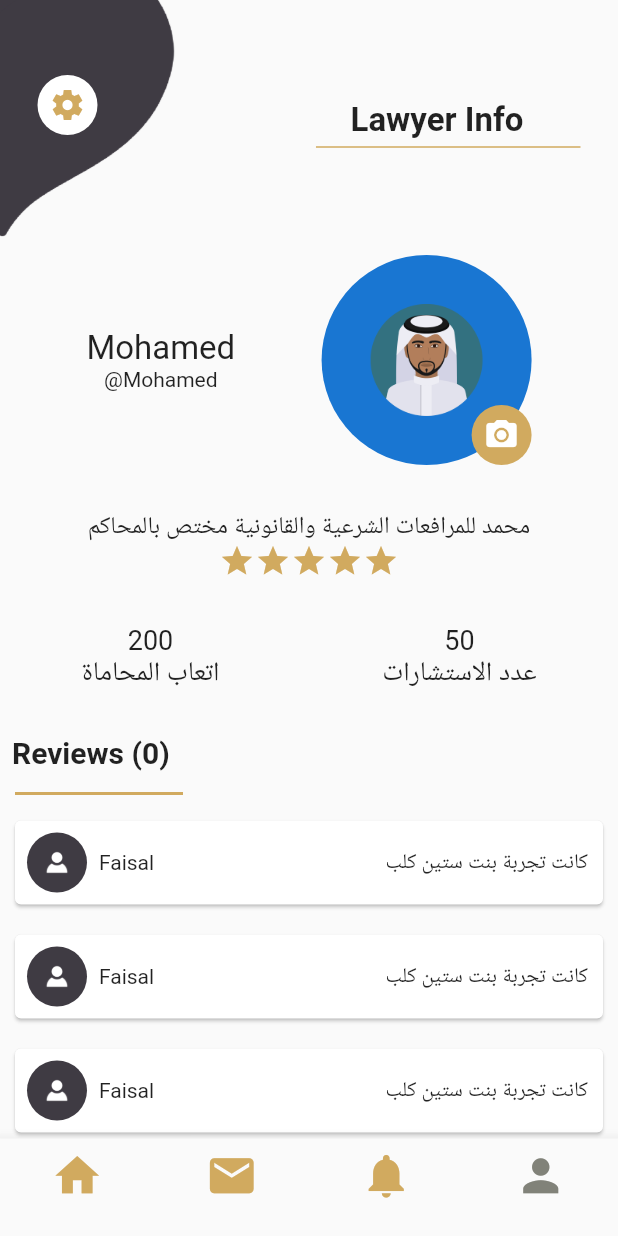
After one commit to EbrahimMShaaban/rights_project, a Flutter app: the NavigationScreen screen opened directly, item 4 of the bottom bar chosen, on a phone screen of 412 x 824 dp. The commit adds this screen. Run offline on Flutter 3.47's test engine with Material 2 defaults, Android fonts, the phone set to English and light mode, and no system bars.

Commit message:
navigation.dart + created 4 folders as category in navigation.dart + profile + home

```diff
--- a/lib/main.dart
+++ b/lib/main.dart
@@ -1,9 +1,9 @@
 import 'package:flutter/material.dart';
 import 'package:rights_project/screens/splashscreen.dart';
 
-void main() {
+void main() =>
   runApp(const MyApp());
-}
+
 
 class MyApp extends StatelessWidget {
   const MyApp({Key? key}) : super(key: key);
--- a/lib/screens/admin_sceen/awareness_information.dart
+++ b/lib/screens/admin_sceen/awareness_information.dart
@@ -66,7 +66,7 @@ class _AwarenessInfoScreenState extends State<AwarenessInfoScreen> {
         showModalBottomSheet(
           context: context,
           builder: (BuildContext context) {
-            return Container(
+            return SizedBox(
               height:  400,
               child: Center(
                 child: Column(
--- /dev/null
+++ b/lib/screens/chat/view.dart
@@ -0,0 +1,9 @@
+import 'package:flutter/material.dart';
+class Chatview extends StatelessWidget {
+  const Chatview({Key? key}) : super(key: key);
+
+  @override
+  Widget build(BuildContext context) {
+    return Container();
+  }
+}
--- /dev/null
+++ b/lib/screens/home/view.dart
@@ -0,0 +1,57 @@
+import 'dart:ui';
+
+import 'package:flutter/material.dart';
+import 'package:rights_project/style.dart';
+
+class Homeview extends StatelessWidget {
+  const Homeview({Key? key}) : super(key: key);
+
+  @override
+  Widget build(BuildContext context) {
+    return Scaffold(
+      body: Column(
+        crossAxisAlignment: CrossAxisAlignment.start,
+        children: [
+          Row(
+            children: const [
+              Image(
+                image: AssetImage('images/curve.png'),
+                height: 170,
+              ),
+            ],
+          ),
+          Center(
+            child: Container(
+              height: sizeFromHeight(context, 2),
+              //color: Colors.amber,
+              child: const Image(
+                  image: AssetImage('images/logo.png'),
+                  width: double.infinity,
+                  fit: BoxFit.cover),
+            ),
+          ),
+          InkWell(
+            onTap: (){},
+            child: Column(
+              mainAxisSize: MainAxisSize.min,
+              children: [
+                Center(
+                  child: Image(
+                    image: AssetImage('images/myrequest.png'),
+                    width: sizeFromWidth(context, 1.1),
+                    height: sizeFromHeight(context, 4),
+                  ),
+                ),
+                Center(
+                    child: const Text(
+                  'My Request',
+                  style: TextStyle(fontSize: 25, fontWeight: FontWeight.bold),
+                )),
+              ],
+            ),
+          ),
+        ],
+      ),
+    );
+  }
+}
--- a/lib/screens/lawyer_screen/lawyer_category.dart
+++ b/lib/screens/lawyer_screen/lawyer_category.dart
@@ -2,7 +2,6 @@ import 'package:flutter/material.dart';
 
 import '../../style.dart';
 import '../../widgets/compnant.dart';
-import '../../widgets/login_button.dart';
 import 'login_screen.dart';
 
 class LawyerCategory extends StatefulWidget {
--- a/lib/screens/lawyer_screen/login_screen.dart
+++ b/lib/screens/lawyer_screen/login_screen.dart
@@ -3,6 +3,7 @@ import 'package:rights_project/widgets/compnant.dart';
 
 import '../../style.dart';
 import '../../widgets/login_button.dart';
+import '../navigation.dart';
 
 class LoginLawyerScreen extends StatefulWidget {
   const LoginLawyerScreen({Key? key}) : super(key: key);
@@ -183,10 +184,18 @@ class _LoginLawyerScreenState extends State<LoginLawyerScreen> {
                   const SizedBox(
                     height: 20,
                   ),
-                  Loginbuton(txt: 'Sign Up ', color: Colors.white, ontab: () {}),
-                  const SizedBox(height: 20,),
-
-
+                  Loginbuton(
+                      txt: 'Sign Up ',
+                      color: Colors.white,
+                      ontab: () {
+                        Navigator.pushReplacement(
+                            context,
+                            MaterialPageRoute(
+                                builder: (context) => const NavigationScreen()));
+                      }),
+                  const SizedBox(
+                    height: 20,
+                  ),
                 ],
               ),
             )
--- /dev/null
+++ b/lib/screens/navigation.dart
@@ -0,0 +1,51 @@
+import 'package:flutter/material.dart';
+import 'package:rights_project/screens/chat/view.dart';
+import 'package:rights_project/screens/home/view.dart';
+import 'package:rights_project/screens/nontification/view.dart';
+import 'package:rights_project/screens/profile/view.dart';
+
+
+
+class NavigationScreen extends StatefulWidget {
+  const NavigationScreen({Key? key}) : super(key: key);
+
+  @override
+  _NavigationScreenState createState() => _NavigationScreenState();
+}
+
+class _NavigationScreenState extends State<NavigationScreen> {
+  int pageindex = 0;
+  List<Widget> pages = [
+
+
+    const Homeview(),
+    const Chatview(),
+    const Notificationview(),
+    const Profileview(),
+
+  ];
+
+  @override
+  Widget build(BuildContext context) {
+    return Scaffold(
+      body: pages[pageindex],
+      bottomNavigationBar: BottomNavigationBar(
+         unselectedItemColor: const Color(0xffd1aa5f),
+          selectedItemColor: const Color(0xff818279),
+          iconSize: 35,
+          type: BottomNavigationBarType.fixed,
+          currentIndex: pageindex,
+          onTap: (value) {
+            setState(() {
+              pageindex = value;
+            });
+          },
+          items: const [
+            BottomNavigationBarItem(icon: Icon(Icons.home), label: ''),
+            BottomNavigationBarItem(icon: Icon(Icons.email), label: ''),
+            BottomNavigationBarItem(icon: Icon(Icons.notifications), label: ''),
+            BottomNavigationBarItem(icon: Icon(Icons.person), label: ''),
+          ]),
+    );
+  }
+}
--- /dev/null
+++ b/lib/screens/nontification/view.dart
@@ -0,0 +1,9 @@
+import 'package:flutter/material.dart';
+class Notificationview extends StatelessWidget {
+  const Notificationview({Key? key}) : super(key: key);
+
+  @override
+  Widget build(BuildContext context) {
+    return Container();
+  }
+}
--- /dev/null
+++ b/lib/screens/profile/reviewitem.dart
@@ -0,0 +1,39 @@
+import 'package:flutter/material.dart';
+
+class ReviewItem extends StatelessWidget {
+  const ReviewItem({Key? key}) : super(key: key);
+
+  @override
+  Widget build(BuildContext context) {
+    return  Card(
+        margin: const EdgeInsets.symmetric(horizontal: 10, vertical: 10),
+        child: Row(
+          mainAxisAlignment: MainAxisAlignment.spaceBetween,
+          children: [
+            Row(children: [
+              const Padding(
+                padding: EdgeInsets.all(8.0),
+                child: CircleAvatar(
+                  backgroundColor: Color(0xff3f3b43),
+                  child: Image(
+                      image: AssetImage('images/person.png'),
+                      color: Colors.white),
+                ),
+              ),
+              Column(
+                  mainAxisAlignment: MainAxisAlignment.spaceAround,
+                  crossAxisAlignment: CrossAxisAlignment.end,
+                  children: [
+                    Text('Faisal'),
+                  ]),
+            ]),
+            Padding(
+              padding: const EdgeInsets.symmetric(horizontal: 10),
+              child: Text('كانت تجربة بنت ستين كلب'),
+            ),
+          ],
+        ),
+      );
+
+  }
+}
--- /dev/null
+++ b/lib/screens/profile/view.dart
@@ -0,0 +1,189 @@
+import 'package:flutter/material.dart';
+import 'package:rights_project/screens/profile/reviewitem.dart';
+
+class Profileview extends StatelessWidget {
+  const Profileview({Key? key}) : super(key: key);
+
+  @override
+  Widget build(BuildContext context) {
+    return Scaffold(
+      body: Column(
+        crossAxisAlignment: CrossAxisAlignment.start,
+        children: [
+          Row(
+            children: [
+              Stack(
+                alignment: AlignmentDirectional.topStart,
+                children: [
+                  const Image(
+                    image: AssetImage('images/curve.png'),
+                    height: 170,
+                  ),
+                  Padding(
+                    padding: const EdgeInsets.fromLTRB(25, 50, 0, 0),
+                    child: CircleAvatar(
+                        backgroundColor: Colors.white,
+                        child: IconButton(
+                          onPressed: () {
+                            Navigator.pop(context);
+                          },
+                          icon: const Icon(Icons.settings_sharp),
+                          color: const Color(0xffd1aa5f),
+                        )),
+                  ),
+                ],
+              ),
+              Expanded(
+                child: Column(
+                  children: const [
+                    Text(
+                      'Lawyer Info',
+                      style: TextStyle(
+                        fontSize: 22,
+                        fontWeight: FontWeight.bold,
+                      ),
+                    ),
+                    Divider(
+                      height: 10,
+                      thickness: 1,
+                      endIndent: 25,
+                      indent: 40,
+                      color: Color(0xffd1aa5f),
+                    ),
+                  ],
+                ),
+              ),
+            ],
+          ),
+          Row(
+            mainAxisAlignment: MainAxisAlignment.spaceEvenly,
+            children: [
+              Column(
+                children: const [
+                  Text(
+                    'Mohamed',
+                    style: TextStyle(fontSize: 22),
+                  ),
+                  Text('@Mohamed'),
+                ],
+              ),
+              Stack(
+                alignment: AlignmentDirectional.bottomEnd,
+                children: [
+                  const CircleAvatar(
+                    radius: 70,
+                    child: Image(
+                      fit: BoxFit.fitWidth,
+                      image: AssetImage(
+                        'images/profile.png',
+                      ),
+                    ),
+                  ),
+                  CircleAvatar(
+                    backgroundColor: const Color(0xffd1aa5f),
+                    child: IconButton(
+                      onPressed: () {},
+                      icon: const Icon(Icons.camera_alt),
+                      color: Colors.white,
+                    ),
+                  )
+                ],
+              ),
+            ],
+          ),
+          const SizedBox(
+            height: 30,
+          ),
+          const Center(
+            child: Text(
+              'محمد للمرافعات الشرعية والقانونية مختص بالمحاكم',
+              style: TextStyle(
+                fontSize: 16,
+              ),
+            ),
+          ),
+          Row(
+            mainAxisAlignment: MainAxisAlignment.center,
+            children: const [
+              Icon(
+                Icons.star,
+                color: Color(0xffd1aa5f),
+              ),
+              Icon(
+                Icons.star,
+                color: Color(0xffd1aa5f),
+              ),
+              Icon(
+                Icons.star,
+                color: Color(0xffd1aa5f),
+              ),
+              Icon(
+                Icons.star,
+                color: Color(0xffd1aa5f),
+              ),
+              Icon(
+                Icons.star,
+                color: Color(0xffd1aa5f),
+              ),
+            ],
+          ),
+          const SizedBox(
+            height: 30,
+          ),
+          Row(
+            mainAxisAlignment: MainAxisAlignment.spaceAround,
+            children: [
+              Column(
+                children: const [
+                  Text(
+                    '200',
+                    style: TextStyle(fontSize: 18),
+                  ),
+                  Text(
+                    'اتعاب المحاماة',
+                    style: TextStyle(fontSize: 18),
+                  ),
+                ],
+              ),
+              Column(
+                children: const [
+                  Text(
+                    '50',
+                    style: TextStyle(fontSize: 18),
+                  ),
+                  Text(
+                    'عدد الاستشارات',
+                    style: TextStyle(fontSize: 18),
+                  ),
+                ],
+              ),
+            ],
+          ),
+          const SizedBox(
+            height: 20,
+          ),
+          const Padding(
+            padding: EdgeInsets.all(8.0),
+            child: Text(
+              'Reviews (0)',
+              style: TextStyle(fontSize: 20, fontWeight: FontWeight.bold),
+            ),
+          ),
+          const Divider(
+            thickness: 2,
+            indent: 10,
+            endIndent: 290,
+            color: Color(0xffd1aa5f),
+          ),
+          Expanded(
+            child: ListView.builder(
+                itemCount: 10,
+                itemBuilder: (context, index) {
+                  return ReviewItem();
+                }),
+          )
+        ],
+      ),
+    );
+  }
+}
```
Also changed, not shown: images/chat.png (added), images/myrequest.png (added), images/person.png (added).
